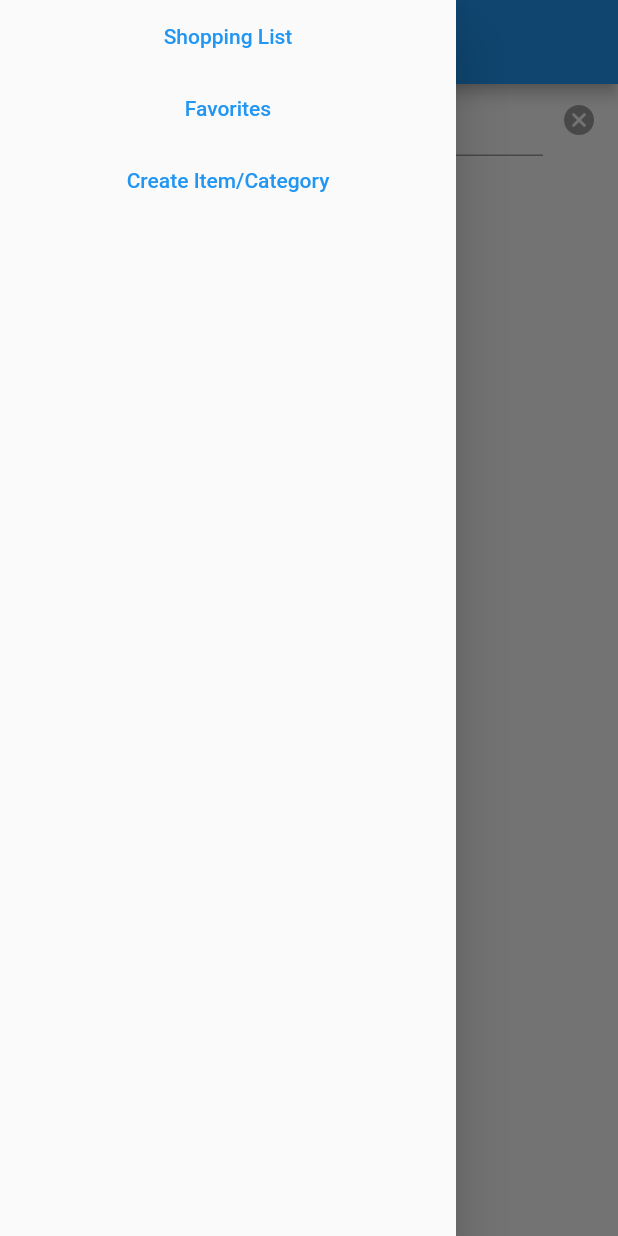
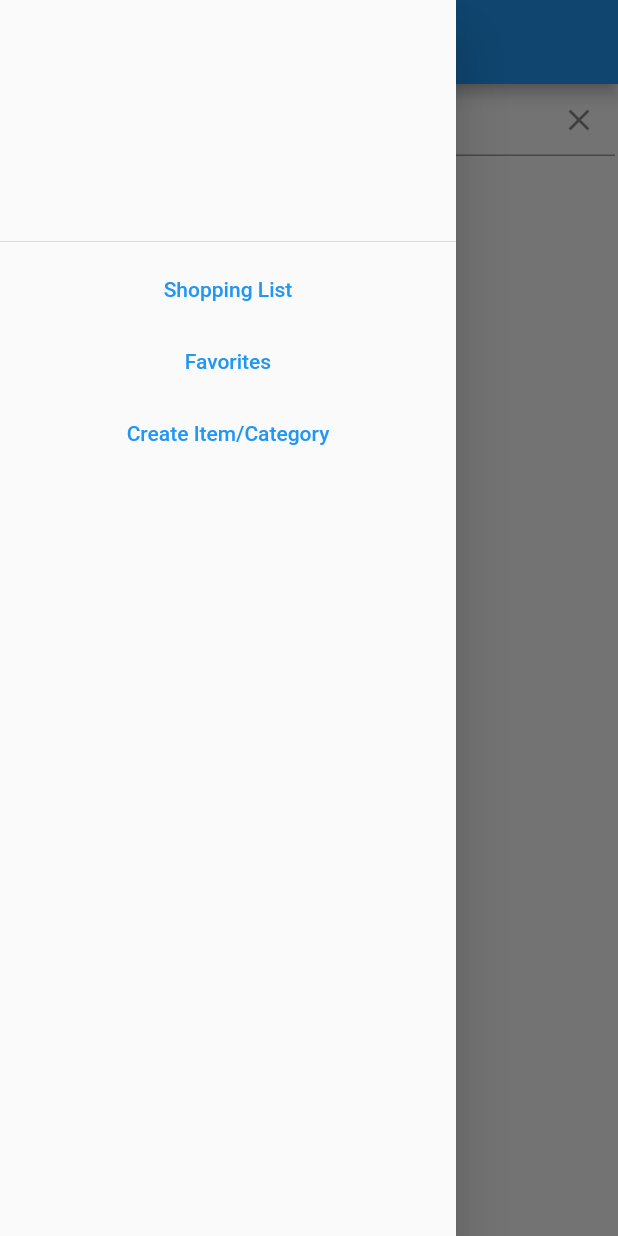
Before and after one commit to Joaquin-N/CreateThrive-Flutter-Challenge, a Flutter app: the screen it shows after launch, with the side drawer open, on a phone screen of 412 x 824 dp. Run offline on Flutter 3.47's test engine with Material 2 defaults, Android fonts, the light colour scheme and no system bars; our stand-ins replace bloc, cloud_firestore, firebase_core, flutter_bloc, flutter_colorpicker, image_picker; accounts and stored records are empty.

Commit message:
drawer fix

```diff
--- a/flutter_challenge/lib/cubits/filter/filter_cubit.dart
+++ b/flutter_challenge/lib/cubits/filter/filter_cubit.dart
@@ -39,7 +39,7 @@ class FilterCubit extends Cubit<FilterState> {
   }
 
   void _disable() {
-    emit(state.copyWith(value: 'zsfda', enabled: false, favorites: false));
+    emit(state.copyWith(value: '', enabled: false, favorites: false));
   }
 
   void _filter(String value) {
--- a/flutter_challenge/lib/pages/home_page.dart
+++ b/flutter_challenge/lib/pages/home_page.dart
@@ -33,6 +33,7 @@ class HomePage extends StatelessWidget {
             drawer: Builder(builder: (context) {
               return Drawer(
                 child: Column(children: [
+                  DrawerHeader(child: Container()),
                   TextButton(
                     onPressed: () {
                       context.read<ApplicationCubit>().toShoppingList();
--- a/flutter_challenge/lib/pages/shopping_list/shopping_list_page.dart
+++ b/flutter_challenge/lib/pages/shopping_list/shopping_list_page.dart
@@ -82,16 +82,28 @@ class FilteringBar extends StatelessWidget {
               onChanged: onTextChange,
               decoration: InputDecoration(
                 hintText: 'Search',
+                suffixIcon: IconButton(
+                  onPressed: () {
+                    final FocusScopeNode currentScope = FocusScope.of(context);
+                    if (!currentScope.hasPrimaryFocus &&
+                        currentScope.hasFocus) {
+                      FocusManager.instance.primaryFocus!.unfocus();
+                    }
+                    controller.clear();
+                    onClear();
+                  },
+                  icon: Icon(Icons.clear),
+                ),
               ),
             ),
           ),
-          IconButton(
-            onPressed: () {
-              controller.clear();
-              onClear();
-            },
-            icon: Icon(Icons.cancel_rounded, color: Colors.grey),
-          ),
+          // IconButton(
+          //   onPressed: () {
+          //     controller.clear();
+          //     onClear();
+          //   },
+          //   icon: Icon(Icons.cancel_rounded, color: Colors.grey),
+          // ),
         ],
       ),
     );
```
